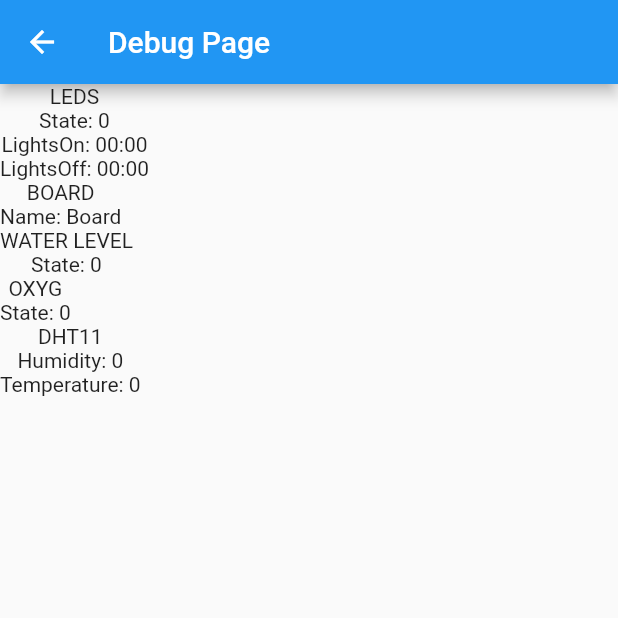
After one commit to mikomac405/flutter_app, a Flutter app: the DebugPage screen opened by its route, on a phone screen of 412 x 824 dp, the top half of it. The commit adds this screen. Run offline on Flutter 3.47's test engine with Material 2 defaults, Android fonts, the phone set to English and light mode, and no system bars; our stand-ins replace flutter_blue_plus, loading_animation_widget, location; missing offline and left inert: android_intent_plus, bluez, vk; network calls fail.

Commit message:
Farm scheme added

```diff
--- a/lib/farm.dart
+++ b/lib/farm.dart
@@ -1,56 +1,80 @@
 import 'dart:convert';
 import 'dart:core';
+
+import 'package:flutter/cupertino.dart';
 
 Map<String, dynamic> status = jsonDecode(
     "{\"led\":{\"state\":1,\"lightsOn\":\"10:0\",\"lightsOff\":\"22:0\"},\"board\":\"\",\"waterLvl\":{\"state\":0}}");
 
 void testFarm(status) {
-  var farm = Farm(status);
-  print(farm.board.name);
-  print(farm.leds.lightsOn);
-  print(farm.waterLvl.state);
+  var farm = Farm();
 }
 
-class Farm {
-  late Leds leds;
-  late Board board;
-  late WaterLevel waterLvl;
+class Farm with ChangeNotifier {
+  Leds leds = Leds();
+  Board board = Board();
+  WaterLevel waterLvl = WaterLevel();
+  Oxygenator oxygenator = Oxygenator();
+  DHT11 dht11 = DHT11();
 
-  Farm(config) {
-    var ledConfig = config["led"];
-    leds = Leds(ledConfig["state"], ledConfig["lightsOnStr"],
-        ledConfig["lightsOffStr"]);
+  Farm();
 
-    var boardConfig = config["board"];
-    board = Board("empty");
-
-    var waterLvlConfig = config["waterLvl"];
-    waterLvl = WaterLevel(waterLvlConfig["state"]);
+  void update(config) {
+    leds.update(config["leds"]);
+    waterLvl.update(config["waterLvl"]);
+    oxygenator.update(config["oxygenator"]);
+    dht11.update(config["dht11"]);
+    notifyListeners();
   }
 }
 
 class Leds {
-  bool state;
+  int state = 0;
   String lightsOn = "00:00";
   String lightsOff = "00:00";
 
-  Leds(this.state, String lightsOnStr, String lightsOffStr) {
-    lightsOn = lightsOnStr.length > 1 ? lightsOnStr : "0 $lightsOnStr";
-    lightsOff = lightsOffStr.length > 1 ? lightsOffStr : "0 $lightsOffStr";
+  void update(var newConfig) {
+    state = newConfig["state"];
+    lightsOff = newConfig["lightsOff"];
+    lightsOn = newConfig["lightsOn"];
+  }
+
+  Leds();
+}
+
+class Board {
+  String name = "Board";
+  Board();
+}
+
+class WaterLevel {
+  int state = 0;
+
+  WaterLevel();
+
+  void update(var newConfig) {
+    state = newConfig["state"];
   }
 }
 
-class Board {
-  final String name;
-  Board(this.name);
+class Oxygenator {
+  int state = 0;
+
+  Oxygenator();
+
+  void update(var newConfig) {
+    state = newConfig["state"];
+  }
 }
 
-class WaterLevel {
-  bool state;
+class DHT11 {
+  int humidity = 0;
+  int temperature = 0;
 
-  WaterLevel(this.state);
+  DHT11();
 
-  void update(bool state) {
-    this.state = state;
+  void update(var newConfig) {
+    humidity = newConfig["humidity"];
+    temperature = newConfig["temperature"];
   }
 }
--- a/lib/globals.dart
+++ b/lib/globals.dart
@@ -2,6 +2,9 @@ import 'package:bluez/bluez.dart';
 import 'package:flutter_blue_plus/flutter_blue_plus.dart';
 import 'globals.dart' as globals;
 import 'package:http/http.dart' as http;
+import 'farm.dart';
+
+Farm farm = Farm();
 
 var connection;
 late BlueZClient linuxClient;
--- /dev/null
+++ b/lib/pages/debug_page.dart
@@ -0,0 +1,88 @@
+import 'package:flutter/material.dart';
+import 'package:flutter/src/foundation/key.dart';
+import 'package:flutter/src/widgets/framework.dart';
+import 'package:inzynierka/farm.dart';
+import '../globals.dart';
+
+class DebugPage extends StatefulWidget {
+  const DebugPage({Key? key, required String title}) : super(key: key);
+
+  @override
+  State<DebugPage> createState() => _DebugPageState();
+}
+
+class _DebugPageState extends State<DebugPage> {
+  Farm debugFarm = farm;
+  @override
+  void initState() {
+    super.initState();
+    farm.addListener(_farmUpdate);
+  }
+
+  void _farmUpdate() {
+    setState(() {
+      debugFarm = farm;
+    });
+  }
+
+  @override
+  Widget build(BuildContext context) {
+    return Scaffold(
+        appBar: AppBar(
+          title: const Text('Debug Page'),
+        ),
+        body: Column(children: [
+          Row(
+            children: [
+              Column(
+                children: [
+                  const Text("LEDS"),
+                  Text("State: ${debugFarm.leds.state}"),
+                  Text("LightsOn: ${debugFarm.leds.lightsOn}"),
+                  Text("LightsOff: ${debugFarm.leds.lightsOff}")
+                ],
+              ),
+            ],
+          ),
+          Row(
+            children: [
+              Column(
+                children: [
+                  const Text("BOARD"),
+                  Text("Name: ${debugFarm.board.name}")
+                ],
+              ),
+            ],
+          ),
+          Row(
+            children: [
+              Column(
+                children: [
+                  const Text("WATER LEVEL"),
+                  Text("State: ${debugFarm.waterLvl.state}")
+                ],
+              ),
+            ],
+          ),
+          Row(
+            children: [
+              Column(
+                children: [
+                  const Text("OXYG"),
+                  Text("State: ${debugFarm.oxygenator.state}")
+                ],
+              ),
+            ],
+          ),
+          Row(children: [
+            Column(
+              children: [
+                const Text("DHT11"),
+                Text("Humidity: ${debugFarm.dht11.humidity}"),
+                Text("Temperature: ${debugFarm.dht11.temperature}")
+              ],
+            ),
+          ])
+        ]));
+  }
+}
--- a/lib/pages/home_page.dart
+++ b/lib/pages/home_page.dart
@@ -87,9 +87,9 @@ class _HomePageState extends State<HomePage> {
                     if (_isDeveloperMode) ...[
                       ElevatedButton(
                           onPressed: () =>
-                              Navigator.of(context).pushNamed('/mqtttestpage'),
+                              Navigator.of(context).pushNamed('/debugpage'),
                           child: const Text(
-                            "MQTT Test",
+                            "Debug",
                             style: TextStyle(fontSize: 72),
                           ))
                     ],
--- a/lib/pages/wifi_page.dart
+++ b/lib/pages/wifi_page.dart
@@ -90,7 +90,7 @@ class WifiAuthFormState extends State<WifiAuthForm> {
 
       linuxClient.deviceAdded.listen((device) async {
         print("found device | ${device.address}");
-        if (device.address == "40:91:51:B2:A2:DE") {
+        if (device.address == "E0:E2:E6:D1:03:E6") {
           print("esp detected");
           linuxDevice = device;
           if (!linuxDevice.paired) await linuxDevice.pair();
--- a/pubspec.yaml
+++ b/pubspec.yaml
@@ -30,6 +30,7 @@ dependencies:
   location: ^4.4.0
   dotenv: ^4.0.1
   http: ^0.13.4
+  vk: ^0.2.1
   flutter:
     sdk: flutter
 
```
Also changed, not shown: lib/connection.dart (+3 -8 lines), lib/main.dart (+10 -5 lines), lib/pages/lights_page.dart (+10 -2 lines), lib/widgets/wifi_form.dart (+19 -5 lines), pubspec.lock.
